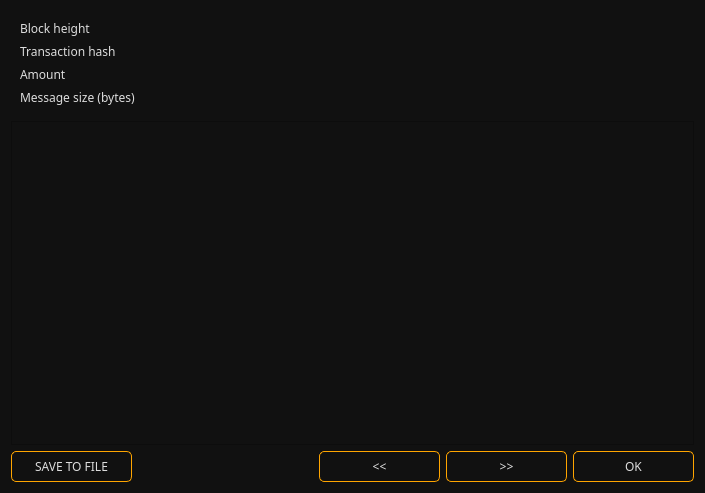
Old version of the form src/gui/ui/messagedetailsdialog.ui in the repository ConcealNetwork/conceal-desktop.
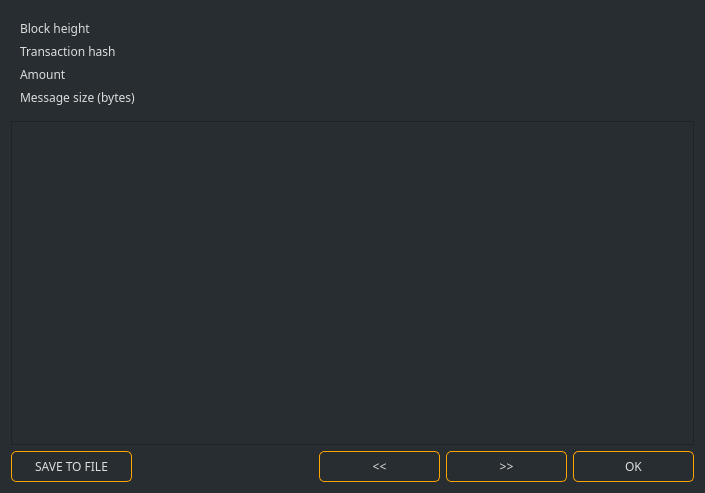
New version of the form.

```diff
--- a/src/gui/ui/messagedetailsdialog.ui
+++ b/src/gui/ui/messagedetailsdialog.ui
@@ -15,7 +15,7 @@
   </property>
   <property name="styleSheet">
    <string notr="true">font-family: 'Raleway';
-background-color: #111;
+background-color: #282d31;
 color: #ddd;</string>
   </property>
   <layout class="QVBoxLayout" name="verticalLayout">
```
